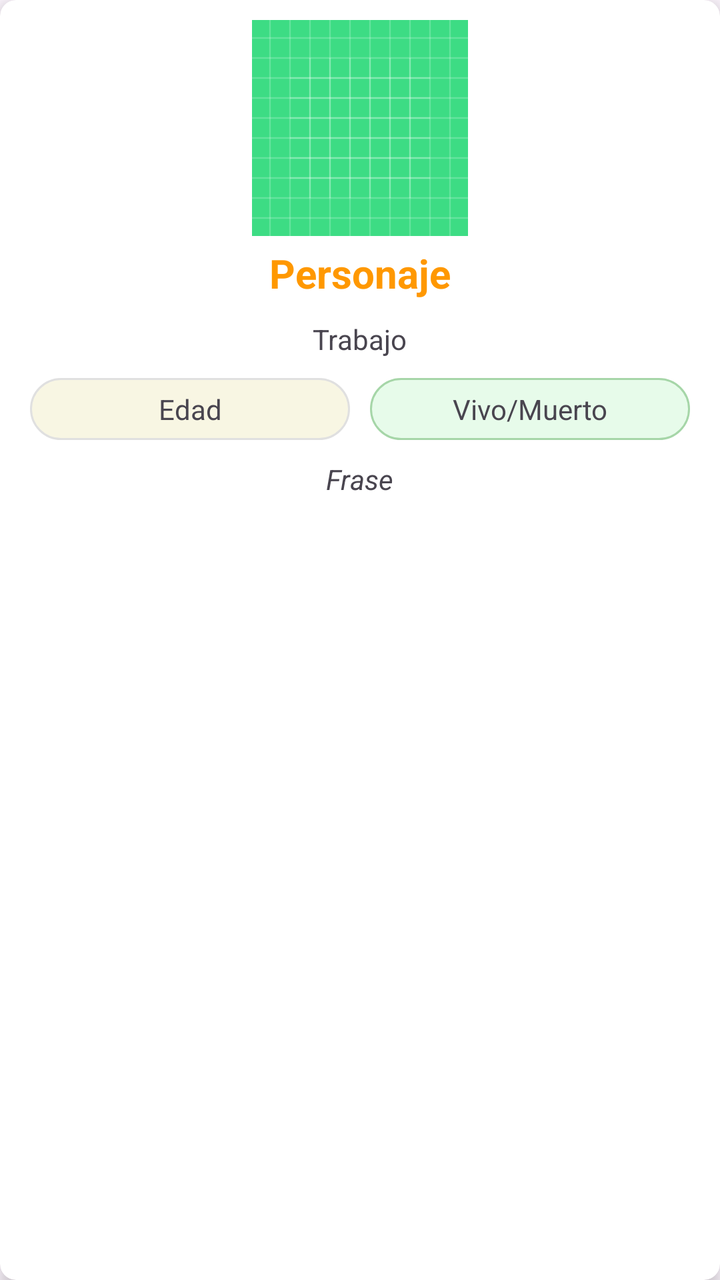
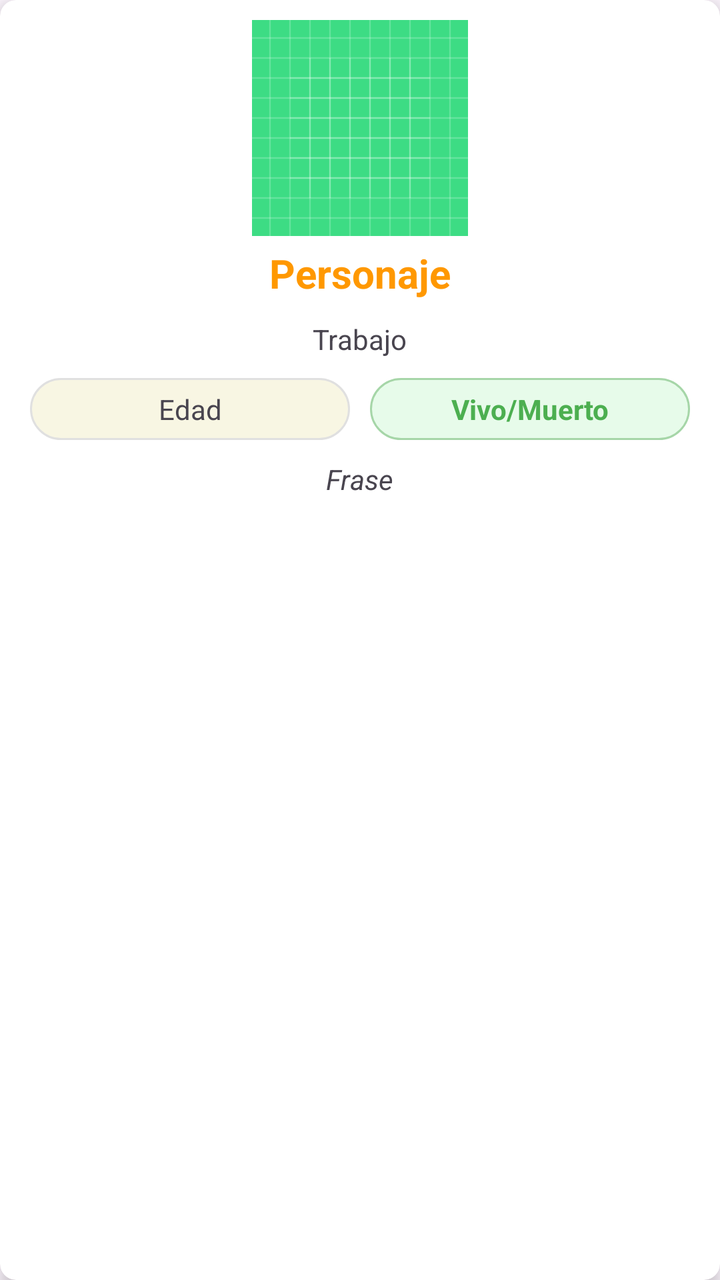

Two renders of the same Android screen: before a commit and after it. Below are the layout's source before the change and the commit's diff.
<!-- AndroidManifest.xml: application theme Theme.SimpsonsLemas -->
<!-- res/layout/item_simpsons_layout.xml -->
<?xml version="1.0" encoding="utf-8"?>
<androidx.cardview.widget.CardView xmlns:android="http://schemas.android.com/apk/res/android"
    xmlns:app="http://schemas.android.com/apk/res-auto"
    android:layout_width="match_parent"
    android:layout_height="wrap_content"
    android:layout_margin="@dimen/dimen_5dp"
    app:cardCornerRadius="@dimen/dimen_8dp"
    app:cardElevation="@dimen/dimen_5dp"
    android:clickable="true"
    android:focusable="true"
    android:foreground="?android:attr/selectableItemBackground">

    <LinearLayout
        android:layout_width="match_parent"
        android:layout_height="match_parent"
        android:gravity="center_horizontal"
        android:padding="@dimen/dimen_tarjeta"
        android:orientation="vertical">
        <ImageView
            android:id="@+id/img_personaje"
            android:layout_width="wrap_content"
            android:layout_height="wrap_content"
            app:srcCompat="@drawable/ic_launcher_background" />

        <TextView
            android:id="@+id/tv_nombre_personaje"
            android:layout_width="wrap_content"
            android:layout_height="wrap_content"
            android:padding="@dimen/dimen_5dp"
            android:textStyle="bold"
            android:textSize="@dimen/dimen_texto_20sp"
            android:textColor="@color/orange"
            android:text="Personaje"/>

        <TextView
            android:id="@+id/tv_trabajo_personaje"
            android:layout_width="wrap_content"
            android:layout_height="wrap_content"
            android:padding="@dimen/dimen_5dp"
            android:text="Trabajo"/>

        <LinearLayout
            android:layout_width="match_parent"
            android:layout_height="wrap_content"
            android:padding="@dimen/dimen_5dp"
            android:orientation="horizontal">

            <TextView
                android:id="@+id/tv_edad_personaje"
                android:layout_width="0dp"
                android:layout_height="wrap_content"
                android:layout_weight="1"
                android:gravity="center"
                android:layout_marginRight="@dimen/dimen_5dp"
                android:background="@drawable/rectangle_textview"
                android:text="Edad"/>

            <TextView
                android:id="@+id/tv_vivo_personaje"
                android:layout_width="0dp"
                android:layout_height="wrap_content"
                android:layout_weight="1"
                android:gravity="center"
                android:layout_marginLeft="@dimen/dimen_5dp"
                android:background="@drawable/rectangle_alive_textview"
                android:text="Vivo/Muerto"/>
        </LinearLayout>

        <TextView
            android:id="@+id/tv_frase_personaje"
            android:layout_width="wrap_content"
            android:layout_height="wrap_content"
            android:padding="@dimen/dimen_5dp"
            android:textStyle="italic"
            android:text="Frase"/>

    </LinearLayout>


</androidx.cardview.widget.CardView>
<!-- resources referenced by this layout -->
<resources>
  <color name="orange">#FF9800</color>
  <dimen name="dimen_5dp">5dp</dimen>
  <dimen name="dimen_8dp">8dp</dimen>
  <dimen name="dimen_tarjeta">10dp</dimen>
  <dimen name="dimen_texto_20sp">20sp</dimen>
  <!-- drawable ic_launcher_background: vector/xml drawable (drawable, 4866 chars, omitted) -->
  <!-- drawable rectangle_alive_textview (drawable) -->
  <?xml version="1.0" encoding="utf-8"?>
  <shape xmlns:android="http://schemas.android.com/apk/res/android"
      android:shape="rectangle">
  
      
      <solid android:color="#E7FBEA"/>
  
      <corners android:radius="16dp"/>
  
      <stroke
          android:width="1dp"
          android:color="#A6D6A8" />
  
      <padding
          android:left="12dp"
          android:top="6dp"
          android:right="12dp"
          android:bottom="6dp" />
  </shape>
  <!-- drawable rectangle_textview (drawable) -->
  <?xml version="1.0" encoding="utf-8"?>
  <shape xmlns:android="http://schemas.android.com/apk/res/android"
      android:shape="rectangle">
  
      
      <solid android:color="#F8F6E3"/>
  
      
      <corners android:radius="16dp"/>
  
      
      <stroke
          android:width="1dp"
          android:color="#E0E0E0" />
  
      
      <padding
          android:left="12dp"
          android:top="6dp"
          android:right="12dp"
          android:bottom="6dp" />
  </shape>
  <style name="Theme.SimpsonsLemas" parent="Base.Theme.SimpsonsLemas" />
  <style name="Base.Theme.SimpsonsLemas" parent="Theme.Material3.DayNight.NoActionBar">
          
          
      </style>
</resources>

<!-- the commit's change to res/layout/item_simpsons_layout.xml (unified diff, before → after) -->
@@ -49,11 +49,11 @@
                 android:id="@+id/tv_edad_personaje"
                 android:layout_width="0dp"
                 android:layout_height="wrap_content"
+                android:layout_marginRight="@dimen/dimen_5dp"
                 android:layout_weight="1"
+                android:background="@drawable/rectangle_textview"
                 android:gravity="center"
-                android:layout_marginRight="@dimen/dimen_5dp"
-                android:background="@drawable/rectangle_textview"
-                android:text="Edad"/>
+                android:text="Edad" />
 
             <TextView
                 android:id="@+id/tv_vivo_personaje"
@@ -62,6 +62,8 @@
                 android:layout_weight="1"
                 android:gravity="center"
                 android:layout_marginLeft="@dimen/dimen_5dp"
+                android:textColor="@color/green"
+                android:textStyle="bold"
                 android:background="@drawable/rectangle_alive_textview"
                 android:text="Vivo/Muerto"/>
         </LinearLayout>
<!-- resource entries referenced after the edit -->
@@ -1,5 +1,6 @@
 <!-- resources referenced by this layout -->
 <resources>
+  <color name="green">#4CAF50</color>
   <color name="orange">#FF9800</color>
   <dimen name="dimen_5dp">5dp</dimen>
   <dimen name="dimen_8dp">8dp</dimen>
